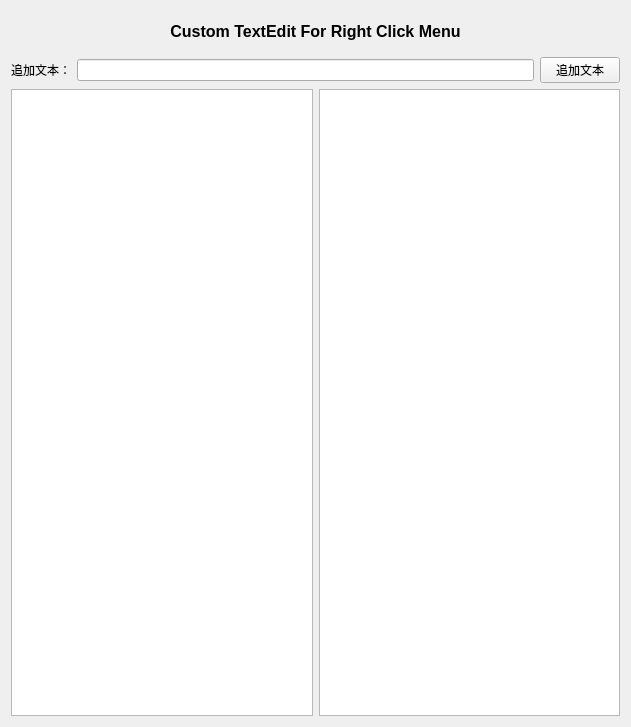
Above: QtGuiApplicationTest/QtGuiApplicationTest/MiscellaneousCustomTextEdit.ui from xautshuanglong/QtLearningRepository before the change. Below: the same form after it.
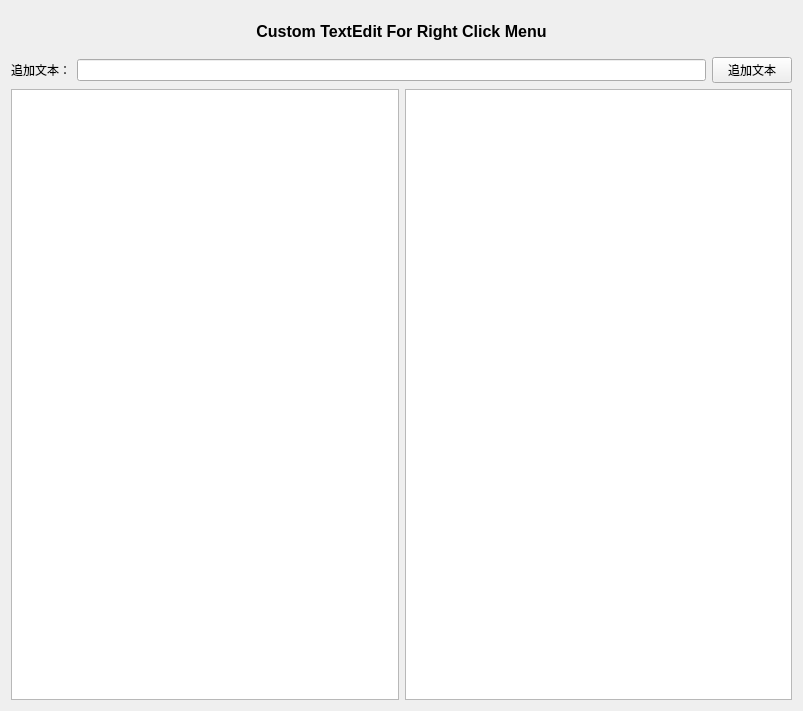
That is the form after the change. Custom widgets are drawn as their Qt base class.

Commit message: QWidget 窗口创建过程调试入口

Patch:
```diff
--- a/QtGuiApplicationTest/QtGuiApplicationTest/MiscellaneousCustomTextEdit.ui
+++ b/QtGuiApplicationTest/QtGuiApplicationTest/MiscellaneousCustomTextEdit.ui
@@ -6,8 +6,8 @@
    <rect>
     <x>0</x>
     <y>0</y>
-    <width>631</width>
-    <height>727</height>
+    <width>803</width>
+    <height>711</height>
    </rect>
   </property>
   <property name="windowTitle">
```
The commit also changes 1 other file.
